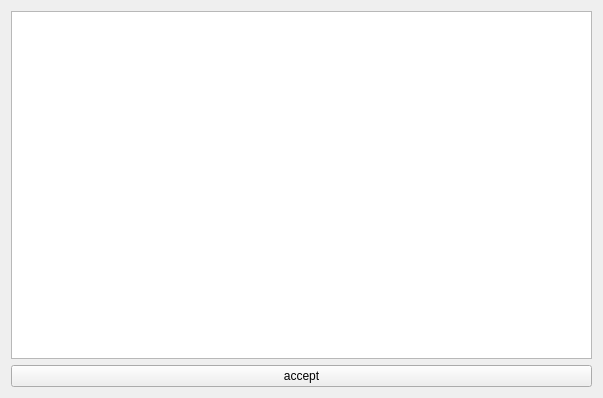
This is lib/view/beaconeditor/beaconeditor.ui in BigCubeCat/bacon as Qt 5 draws it before an edit. The edited form follows.
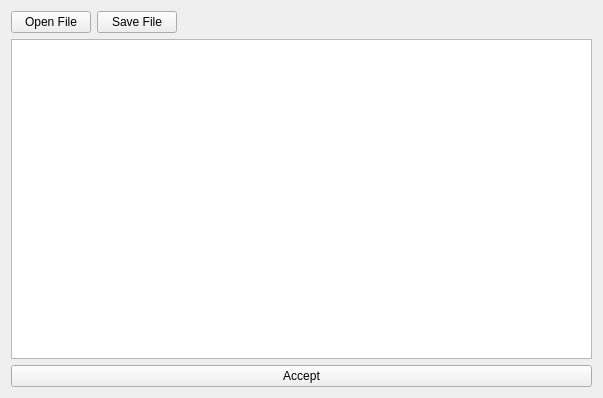
This is the edited form.

Commit message: added file dialog for beacon editor

Diff of the .ui file:
```diff
--- a/lib/view/beaconeditor/beaconeditor.ui
+++ b/lib/view/beaconeditor/beaconeditor.ui
@@ -14,13 +14,44 @@
    <string>Form</string>
   </property>
   <layout class="QVBoxLayout" name="verticalLayout">
+   <item>
+    <layout class="QHBoxLayout" name="horizontalLayout">
+     <item>
+      <widget class="QPushButton" name="openButton">
+       <property name="text">
+        <string>Open File</string>
+       </property>
+      </widget>
+     </item>
+     <item>
+      <widget class="QPushButton" name="saveButton">
+       <property name="text">
+        <string>Save File</string>
+       </property>
+      </widget>
+     </item>
+     <item>
+      <spacer name="horizontalSpacer">
+       <property name="orientation">
+        <enum>Qt::Horizontal</enum>
+       </property>
+       <property name="sizeHint" stdset="0">
+        <size>
+         <width>40</width>
+         <height>20</height>
+        </size>
+       </property>
+      </spacer>
+     </item>
+    </layout>
+   </item>
    <item>
     <widget class="QPlainTextEdit" name="plainTextEdit"/>
    </item>
    <item>
     <widget class="QPushButton" name="acceptButton">
      <property name="text">
-      <string>accept</string>
+      <string>Accept</string>
      </property>
     </widget>
    </item>
```
Left out of the diff: 2 changed lines with no effect on the pictures. The commit also changes 2 other files.
